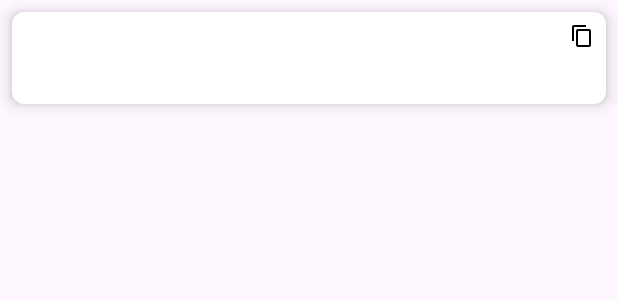
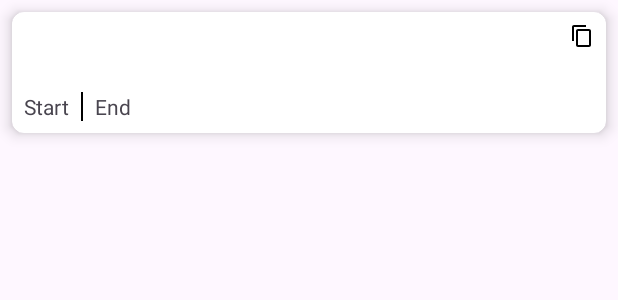
Before and after one commit to Vohidzoda/CERTIFICATE, an Android app: the layout item_certificate_detail.xml on its own in the app's theme, with its tools: preview values and no code run, on a phone screen of 412 x 824 dp. Shown: the top 300 px of the screen. Run offline under Robolectric (Android 15) with nearby library versions, the phone set to English and light mode, and no system bars.

```diff
--- a/app/src/main/java/com/example/certificate/presentation/viewModel/CertificateViewModel.kt
+++ b/app/src/main/java/com/example/certificate/presentation/viewModel/CertificateViewModel.kt
@@ -73,12 +73,13 @@ class CertificateViewModel @Inject constructor(
     fun formatDate(dateString: String): String {
         return try {
             val inputFormat = SimpleDateFormat("EEE MMM dd HH:mm:ss zzz yyyy", Locale.ENGLISH)
-            val outputFormat = SimpleDateFormat("dd MMMM yyyy, HH:mm", Locale("ru"))
+            val outputFormat = SimpleDateFormat("dd-MM-yyyy", Locale.getDefault())
             outputFormat.format(inputFormat.parse(dateString) ?: return dateString)
         } catch (e: Exception) {
             dateString
         }
     }
+
 
     private fun normalizeDomain(input: String): String {
         val clean = input
--- a/app/src/main/res/layout/item_certificate_detail.xml
+++ b/app/src/main/res/layout/item_certificate_detail.xml
@@ -50,6 +50,32 @@
             android:textColor="?android:textColorSecondary"
             android:layout_marginTop="4dp" />
 
+        <LinearLayout
+            android:layout_width="wrap_content"
+            android:layout_height="wrap_content"
+            android:orientation="horizontal">
+
+            <TextView
+                android:id="@+id/textViewStartDate"
+                android:layout_width="wrap_content"
+                android:layout_height="wrap_content"
+                android:text="Start" />
+
+            <View
+                android:layout_width="1dp"
+                android:layout_height="match_parent"
+                android:background="#000000"
+                android:layout_marginStart="8dp"
+                android:layout_marginEnd="8dp" />
+
+            <TextView
+                android:id="@+id/textViewEndDate"
+                android:layout_width="wrap_content"
+                android:layout_height="wrap_content"
+                android:text="End" />
+
+        </LinearLayout>
+
     </LinearLayout>
 
 </androidx.cardview.widget.CardView>
--- a/app/src/main/res/values/colors.xml
+++ b/app/src/main/res/values/colors.xml
@@ -5,6 +5,9 @@
     <color name="red">#D32F2F</color>
     <color name="status_bar_color">@color/white</color>
     <color name="colorIcon">@color/black</color>
+    <color name="start_date_color">#4CAF50</color>
+    <color name="end_date_color">#F44336</color>
+
 
 
 </resources>
--- a/domain/src/main/java/com/example/domain/model/SSLCertificateInfo.kt
+++ b/domain/src/main/java/com/example/domain/model/SSLCertificateInfo.kt
@@ -7,5 +7,5 @@ data class SSLCertificateInfo(
     val issuer: String,
     val validFrom: String,
     val validTo: String,
-    val sha256Pin: String
+    val sha256: List<String>
 )
```
Also changed, not shown: app/src/main/java/com/example/certificate/presentation/adapter/CertificateDetailAdapter.kt (+30 -7 lines), app/src/main/java/com/example/certificate/presentation/fragment/CertificateFragment.kt (+27 -9 lines), app/src/main/java/com/example/certificate/presentation/model/CertificateKeyDetail.kt (added, +8 -0 lines), app/src/main/res/values/strings.xml (+7 -3 lines), data/src/main/java/com/example/data/repository/CertificateRepositoryImpl.kt (+13 -7 lines).
